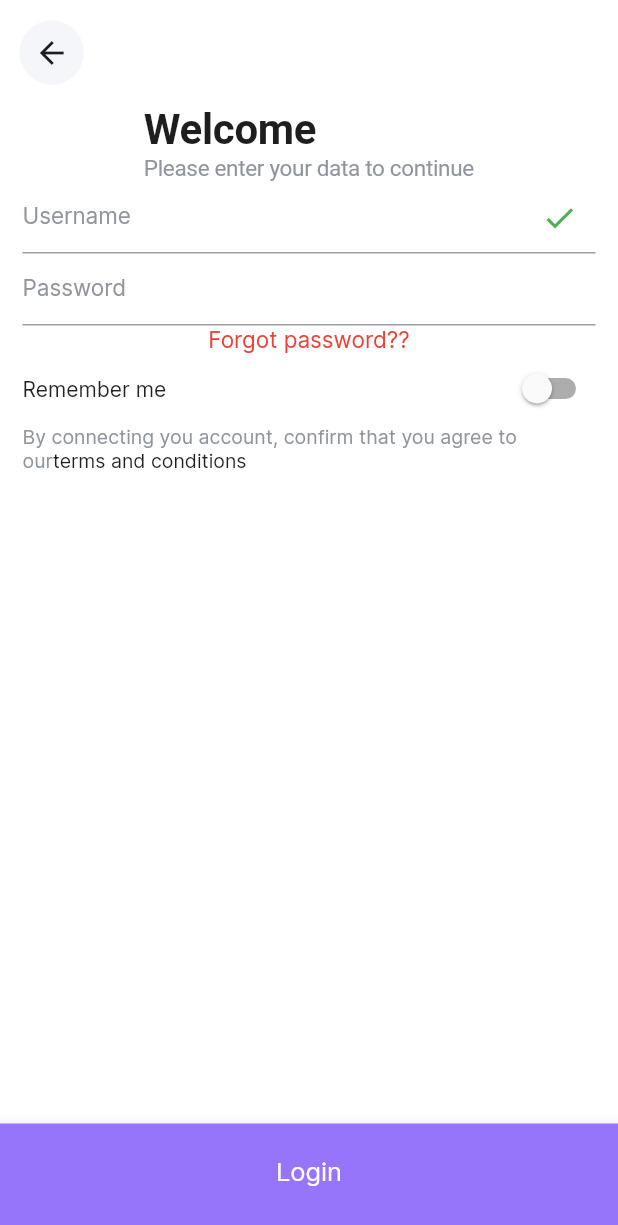
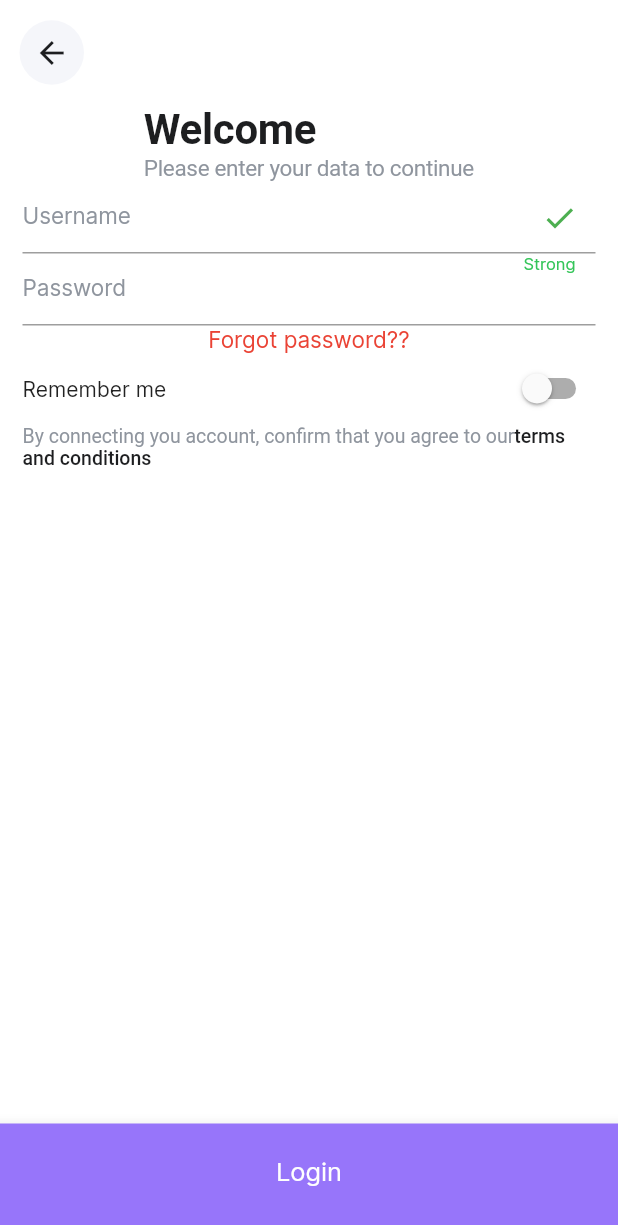
Before and after one commit to bnasare/laza, a Flutter app: the LoginScreen screen opened by its route, on a phone screen of 412 x 824 dp. Shown: the top 1225 px of the screen. Run offline on Flutter 3.47's test engine with Material 2 defaults, Android fonts, the phone set to English and light mode, and no system bars; our stand-ins replace device_preview, flutter_iconly, flutter_svg, google_fonts.

Commit message:
first four screens 90% done

```diff
--- a/lib/screens/login_screen.dart
+++ b/lib/screens/login_screen.dart
@@ -59,13 +59,22 @@ class LoginScreen extends StatelessWidget {
             ),
           ),
           AuthTextField(
-              controller: TextEditingController(), labelText: "Password"),
+            controller: TextEditingController(),
+            labelText: "Password",
+            trailingWidget: const Text(
+              "Strong",
+              style: TextStyle(
+                color: Color(0xFF34C559),
+                fontSize: 11,
+                fontWeight: FontWeight.w400,
+              ),
+            ),
+          ),
           const Text(
             "Forgot password??",
             style: TextStyle(
               color: Color(0xFFEA4335),
               fontSize: 15,
-              fontFamily: 'Inter',
               fontWeight: FontWeight.w400,
             ),
           ),
@@ -79,7 +88,6 @@ class LoginScreen extends StatelessWidget {
               style: TextStyle(
                 color: Color(0xFF8F959E),
                 fontSize: 13,
-                fontFamily: 'Inter',
                 fontWeight: FontWeight.w400,
                 height: 0,
               ),
@@ -89,7 +97,6 @@ class LoginScreen extends StatelessWidget {
                   style: TextStyle(
                     color: Color(0xFF1D1E20),
                     fontSize: 13,
-                    fontFamily: 'Inter',
                     fontWeight: FontWeight.w500,
                     height: 0,
                   ),
@@ -109,7 +116,6 @@ class LoginScreen extends StatelessWidget {
             style: TextStyle(
               color: Color(0xFFFEFEFE),
               fontSize: 17,
-              fontFamily: 'Inter',
               fontWeight: FontWeight.w500,
               height: 0.06,
             ),
--- a/lib/screens/signup_screen.dart
+++ b/lib/screens/signup_screen.dart
@@ -48,7 +48,11 @@ class SignUpScreen extends StatelessWidget {
               AuthTextField(
                 controller: TextEditingController(),
                 labelText: "Password",
-                trailingWidget: Text("Strong"),
+                trailingWidget: const Text("Strong", style: TextStyle(
+                  color: Color(0xFF34C559),
+                  fontSize: 11,
+                  fontWeight: FontWeight.w400,
+                ),),
               ),
               AuthTextField(
                 controller: TextEditingController(),
```
Also changed, not shown: lib/screens/forgot_password_screen.dart (+8 -3 lines).
